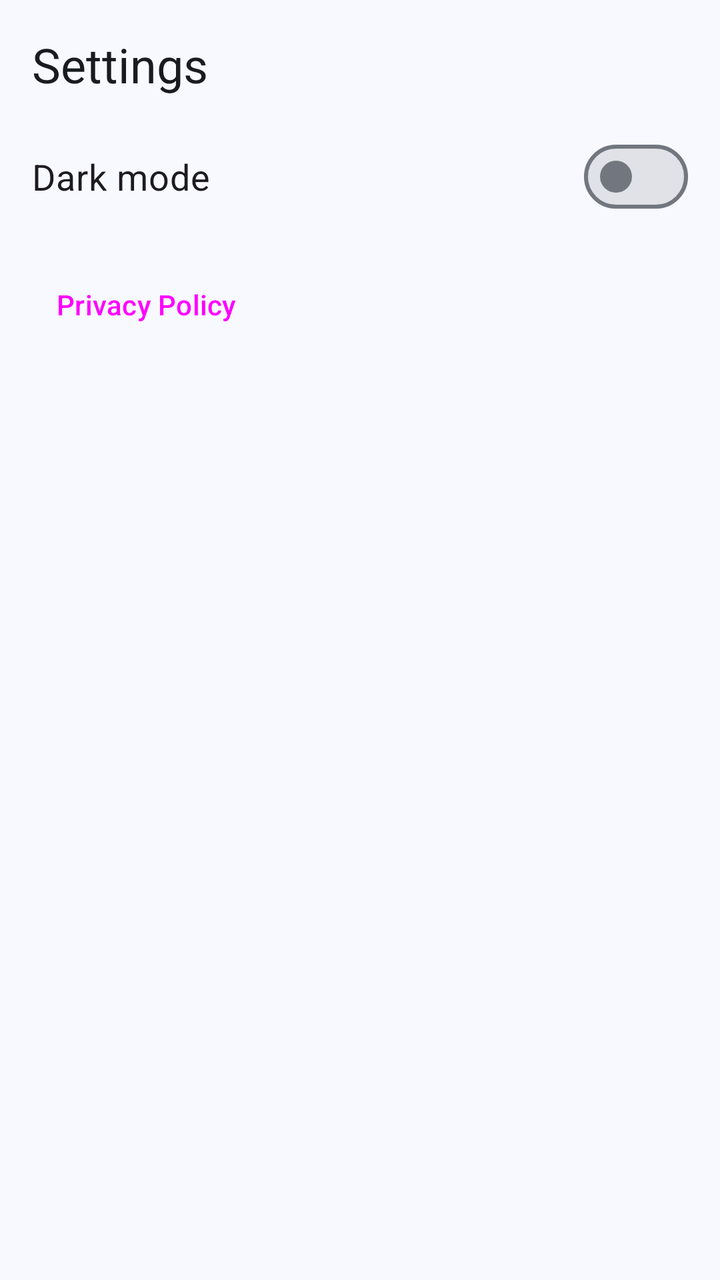
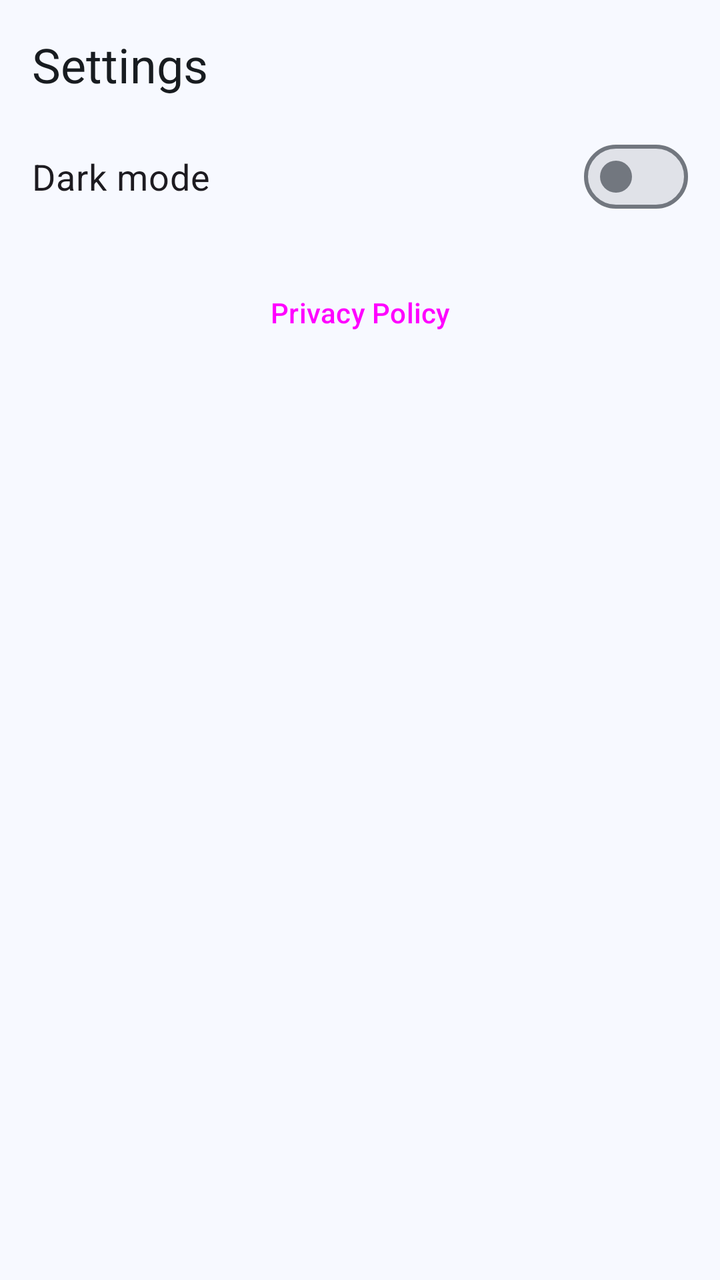

An Android layout rendered at two revisions. The XML below is the earlier revision; the diff shows what the commit changed to produce the second picture.
<!-- AndroidManifest.xml: application theme Theme.Vagor -->
<!-- res/layout/fragment_settings.xml -->
<?xml version="1.0" encoding="utf-8"?>
<LinearLayout
    xmlns:android="http://schemas.android.com/apk/res/android"
    xmlns:tools="http://schemas.android.com/tools"
    android:layout_width="match_parent"
    android:layout_height="match_parent"
    android:orientation="vertical"
    android:padding="16dp">

    <TextView
        android:layout_width="wrap_content"
        android:layout_height="wrap_content"
        android:layout_marginBottom="16dp"
        android:accessibilityHeading="true"
        android:text="@string/settings"
        android:textAppearance="?attr/textAppearanceHeadlineSmall"
        tools:targetApi="28" />

    <com.google.android.material.materialswitch.MaterialSwitch
        android:id="@+id/switchDarkMode"
        android:layout_width="match_parent"
        android:layout_height="wrap_content"
        android:minHeight="48dp"
        android:text="@string/dark_mode"
        android:textSize="18sp" />

    <Button
        android:id="@+id/buttonPrivacyPolicy"
        style="@style/Widget.Material3.Button.TextButton"
        android:layout_width="wrap_content"
        android:layout_height="wrap_content"
        android:layout_marginTop="16dp"
        android:minHeight="48dp"
        android:text="@string/privacy_policy" />

</LinearLayout>
<!-- resources referenced by this layout -->
<resources>
  <string name="dark_mode">Dark mode</string>
  <string name="privacy_policy">Privacy Policy</string>
  <string name="settings">Settings</string>
  <style name="Theme.Vagor" parent="Base.Theme.Vagor" />
  <color name="vagor_light_primary">#00639B</color>
  <color name="vagor_light_onPrimary">#FFFFFF</color>
  <color name="vagor_light_primaryContainer">#CEE5FF</color>
  <color name="vagor_light_onPrimaryContainer">#001D33</color>
  <color name="vagor_light_secondary">#51606F</color>
  <color name="vagor_light_onSecondary">#FFFFFF</color>
  <color name="vagor_light_secondaryContainer">#D5E4F7</color>
  <color name="vagor_light_onSecondaryContainer">#0E1D2A</color>
  <color name="vagor_light_tertiary">#68587A</color>
  <color name="vagor_light_onTertiary">#FFFFFF</color>
  <color name="vagor_light_tertiaryContainer">#EFDBFF</color>
  <color name="vagor_light_onTertiaryContainer">#231533</color>
  <color name="vagor_light_error">#BA1A1A</color>
  <color name="vagor_light_onError">#FFFFFF</color>
  <color name="vagor_light_errorContainer">#FFDAD6</color>
  <color name="vagor_light_onErrorContainer">#410002</color>
  <color name="vagor_light_background">#F7F9FF</color>
  <color name="vagor_light_onBackground">#181C20</color>
  <color name="vagor_light_surface">#F7F9FF</color>
  <color name="vagor_light_onSurface">#181C20</color>
  <color name="vagor_light_surfaceVariant">#DEE3EB</color>
  <color name="vagor_light_onSurfaceVariant">#42474E</color>
  <color name="vagor_light_outline">#72777F</color>
  <color name="vagor_light_outlineVariant">#C2C7CF</color>
  <color name="vagor_light_inverseSurface">#2D3135</color>
  <color name="vagor_light_inverseOnSurface">#EFF1F6</color>
  <color name="vagor_light_inversePrimary">#97CBFF</color>
  <color name="vagor_light_surfaceDim">#D8DAE0</color>
  <color name="vagor_light_surfaceBright">#F7F9FF</color>
  <color name="vagor_light_surfaceContainerLowest">#FFFFFF</color>
  <color name="vagor_light_surfaceContainerLow">#F1F3F9</color>
  <color name="vagor_light_surfaceContainer">#ECEEF3</color>
  <color name="vagor_light_surfaceContainerHigh">#E6E8EE</color>
  <color name="vagor_light_surfaceContainerHighest">#E0E2E8</color>
  <!-- unchanged entries left out for length: 1 -->
</resources>

<!-- the commit's change to res/layout/fragment_settings.xml (unified diff, before → after) -->
@@ -26,11 +26,10 @@
 
     <Button
         android:id="@+id/buttonPrivacyPolicy"
-        style="@style/Widget.Material3.Button.TextButton"
-        android:layout_width="wrap_content"
+        style="@style/Widget.Vagor.Button.Outlined"
+        android:layout_width="match_parent"
         android:layout_height="wrap_content"
         android:layout_marginTop="16dp"
-        android:minHeight="48dp"
         android:text="@string/privacy_policy" />
 
 </LinearLayout>
<!-- resource entries referenced after the edit -->
@@ -3,7 +3,13 @@
   <string name="dark_mode">Dark mode</string>
   <string name="privacy_policy">Privacy Policy</string>
   <string name="settings">Settings</string>
+  <style name="Widget.Vagor.Button.Outlined" parent="Widget.Material3.Button.OutlinedButton">
+          <item name="android:minHeight">@dimen/button_height</item>
+          <item name="android:insetTop">0dp</item>
+          <item name="android:insetBottom">0dp</item>
+      </style>
   <style name="Theme.Vagor" parent="Base.Theme.Vagor" />
+  <dimen name="button_height">56dp</dimen>
   <color name="vagor_light_primary">#00639B</color>
   <color name="vagor_light_onPrimary">#FFFFFF</color>
   <color name="vagor_light_primaryContainer">#CEE5FF</color>
